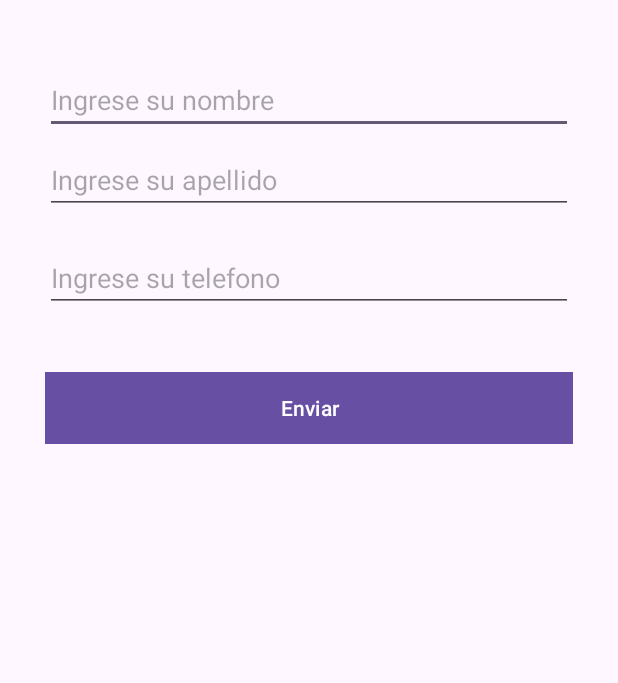
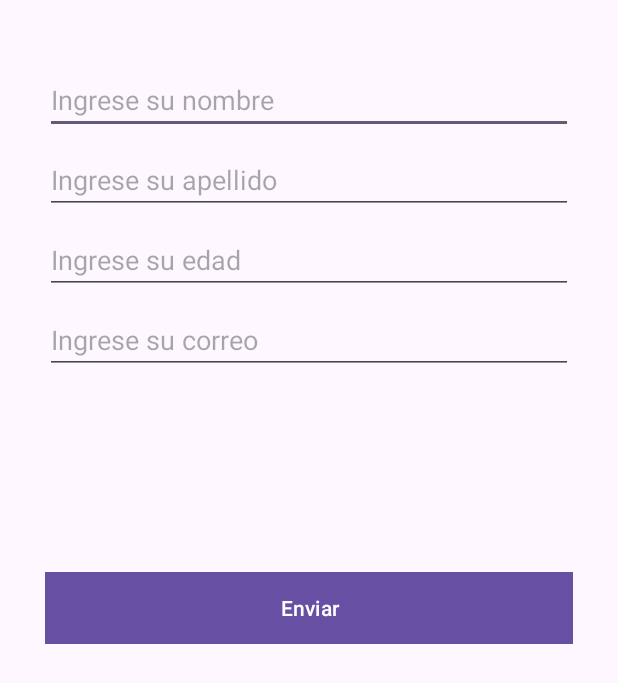
Before and after one commit to esdrasclth/firstAppAndroid, an Android app: the screen it shows after launch (MainActivity), after a tap on "Enviar", on a phone screen of 412 x 824 dp. Shown: the top 683 px of the screen. Run offline under Robolectric (Android 15) with nearby library versions, the phone set to English and light mode, and no system bars.

Commit message:
connection to the SQLite database, allowing you to register the first name, last name, age and email fields

```diff
--- /dev/null
+++ b/app/src/main/java/Configuracion/SQLiteConexion.java
@@ -0,0 +1,26 @@
+package Configuracion;
+
+import android.content.Context;
+import android.database.sqlite.SQLiteDatabase;
+import android.database.sqlite.SQLiteOpenHelper;
+
+import androidx.annotation.Nullable;
+
+public class SQLiteConexion extends SQLiteOpenHelper {
+
+
+    public SQLiteConexion(@Nullable Context context, @Nullable String name, @Nullable SQLiteDatabase.CursorFactory factory, int version) {
+        super(context, name, factory, version);
+    }
+
+    @Override
+    public void onCreate(SQLiteDatabase db) {
+        db.execSQL(Transacciones.CreateTablePersonas);
+    }
+
+    @Override
+    public void onUpgrade(SQLiteDatabase db, int i, int i1) {
+        db.execSQL(Transacciones.DropTablePersonas);
+        onCreate(db);
+    }
+}
--- a/app/src/main/java/com/example/firstappandroid/MainActivity.java
+++ b/app/src/main/java/com/example/firstappandroid/MainActivity.java
@@ -2,16 +2,20 @@ package com.example.firstappandroid;
 
 import androidx.appcompat.app.AppCompatActivity;
 
-import android.content.Intent;
+import android.content.ContentValues;
+import android.database.sqlite.SQLiteDatabase;
 import android.os.Bundle;
 import android.view.View;
 import android.widget.Button;
 import android.widget.EditText;
 import android.widget.Toast;
 
+import Configuracion.SQLiteConexion;
+import Configuracion.Transacciones;
+
 public class MainActivity extends AppCompatActivity {
 
-    EditText nombre, apellido, telefono;
+    EditText nombres, apellido, edad, correo;
     Button enviar;
 
     @Override
@@ -19,33 +23,45 @@ public class MainActivity extends AppCompatActivity {
         super.onCreate(savedInstanceState);
         setContentView(R.layout.activity_main);
 
-        nombre = findViewById(R.id.txtNombre);
+        nombres = findViewById(R.id.txtNombre);
         apellido = findViewById(R.id.txtApellido);
-        telefono = findViewById(R.id.txtTelefono);
+        edad = findViewById(R.id.txtEdad);
+        correo = findViewById(R.id.txtEmail);
         enviar = findViewById(R.id.btnEnviar);
 
         enviar.setOnClickListener(new View.OnClickListener() {
             @Override
             public void onClick(View view) {
-
-                String nombreValor = nombre.getText().toString();
-                String apellidoValor = apellido.getText().toString();
-                String telefonoValor = telefono.getText().toString();
-
-                if (nombreValor.isEmpty() || apellidoValor.isEmpty() || telefonoValor.isEmpty()) {
-                    Toast.makeText(MainActivity.this, "Completa todos los campos", Toast.LENGTH_SHORT).show();
-                } else {
-                    Bundle enviarDatos = new Bundle();
-                    enviarDatos.putString("keyNombre", nombreValor);
-                    enviarDatos.putString("keyApellido", apellidoValor);
-                    enviarDatos.putString("keyTelefono", telefonoValor);
-
-                    Intent intent = new Intent(MainActivity.this, ActivityWelcome.class);
-                    intent.putExtras(enviarDatos);
-
-                    startActivity(intent);
-                }
+                AddPerson();
             }
         });
     }
+
+    private void AddPerson() {
+        SQLiteConexion conexion = new SQLiteConexion(this, Transacciones.DBName, null, 1);
+        SQLiteDatabase db = conexion.getWritableDatabase();
+
+        ContentValues valores = new ContentValues();
+        valores.put(Transacciones.nombres, nombres.getText().toString());
+        valores.put(Transacciones.apellidos, apellido.getText().toString());
+        valores.put(Transacciones.edad, edad.getText().toString());
+        valores.put(Transacciones.correo, correo.getText().toString());
+
+        long resultado = db.insert(Transacciones.TablePersonas, Transacciones.id, valores);
+
+        if (resultado > 0) {
+            Toast.makeText(getApplicationContext(), "Registro insertado correctamente", Toast.LENGTH_LONG).show();
+        } else {
+            Toast.makeText(getApplicationContext(), "Error al insertar el registro", Toast.LENGTH_LONG).show();
+        }
+
+        // Cierra la conexión a la base de datos
+        db.close();
+
+        // Limpia los campos después de la inserción
+        nombres.setText("");
+        apellido.setText("");
+        edad.setText("");
+        correo.setText("");
+    }
 }
--- a/app/src/main/res/layout/activity_main.xml
+++ b/app/src/main/res/layout/activity_main.xml
@@ -26,24 +26,24 @@
         android:layout_width="0dp"
         android:layout_height="48dp"
         android:layout_marginStart="30dp"
-        android:layout_marginTop="40dp"
+        android:layout_marginTop="185dp"
         android:layout_marginEnd="30dp"
         android:background="#FF5733"
         android:text="Enviar"
         app:layout_constraintEnd_toEndOf="parent"
         app:layout_constraintHorizontal_bias="0.0"
         app:layout_constraintStart_toStartOf="parent"
-        app:layout_constraintTop_toBottomOf="@+id/txtTelefono" />
+        app:layout_constraintTop_toBottomOf="@+id/txtEdad" />
 
     <EditText
-        android:id="@+id/txtTelefono"
+        android:id="@+id/txtEdad"
         android:layout_width="0dp"
         android:layout_height="45dp"
         android:layout_marginStart="30dp"
-        android:layout_marginTop="20dp"
+        android:layout_marginTop="8dp"
         android:layout_marginEnd="30dp"
         android:ems="10"
-        android:hint="Ingrese su telefono"
+        android:hint="Ingrese su edad"
         android:inputType="phone"
         app:layout_constraintEnd_toEndOf="parent"
         app:layout_constraintHorizontal_bias="0.0"
@@ -65,4 +65,18 @@
         app:layout_constraintStart_toStartOf="parent"
         app:layout_constraintTop_toBottomOf="@+id/txtNombre" />
 
+    <EditText
+        android:id="@+id/txtEmail"
+        android:layout_width="0dp"
+        android:layout_height="wrap_content"
+        android:layout_marginStart="30dp"
+        android:layout_marginTop="8dp"
+        android:layout_marginEnd="30dp"
+        android:ems="10"
+        android:hint="Ingrese su correo"
+        android:inputType="textEmailAddress"
+        app:layout_constraintEnd_toEndOf="parent"
+        app:layout_constraintStart_toStartOf="parent"
+        app:layout_constraintTop_toBottomOf="@+id/txtEdad" />
+
 </androidx.constraintlayout.widget.ConstraintLayout>
```
Also changed, not shown: app/src/main/java/Configuracion/Transacciones.java (added, +31 -0 lines).
